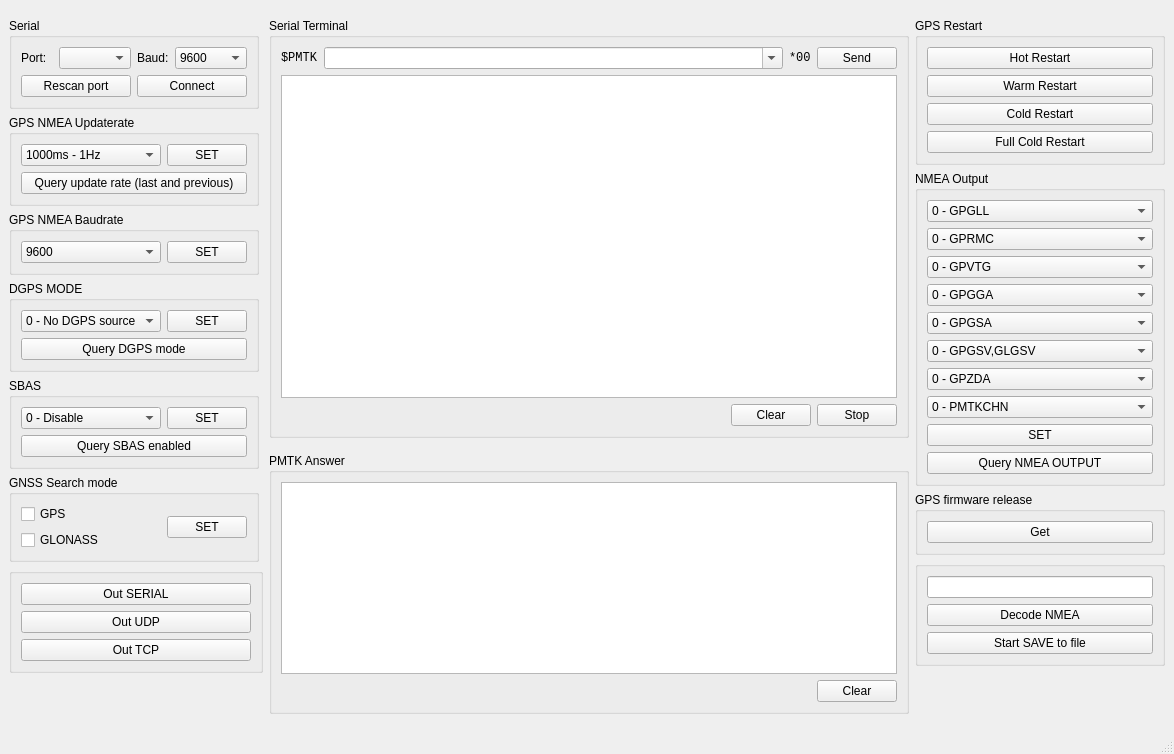
This is GPS_resender/mainwindow.ui in DamianPodrazaCode/GPS_resender as Qt 5 draws it before an edit. The edited form follows.
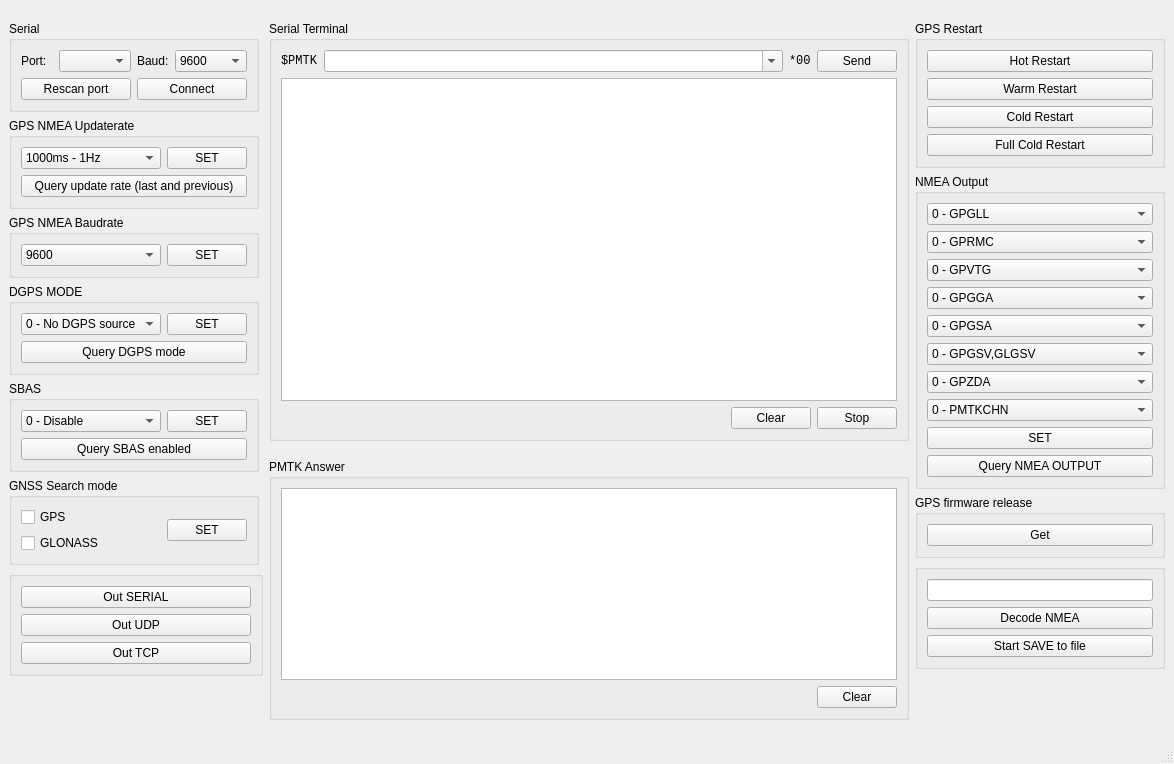
This is the edited form.

Diff of the .ui file:
```diff
--- a/GPS_resender/mainwindow.ui
+++ b/GPS_resender/mainwindow.ui
@@ -7,7 +7,7 @@
     <x>0</x>
     <y>0</y>
     <width>1174</width>
-    <height>754</height>
+    <height>764</height>
    </rect>
   </property>
   <property name="sizePolicy">
```
Left out of the diff: 2 changed lines with no effect on the pictures.
